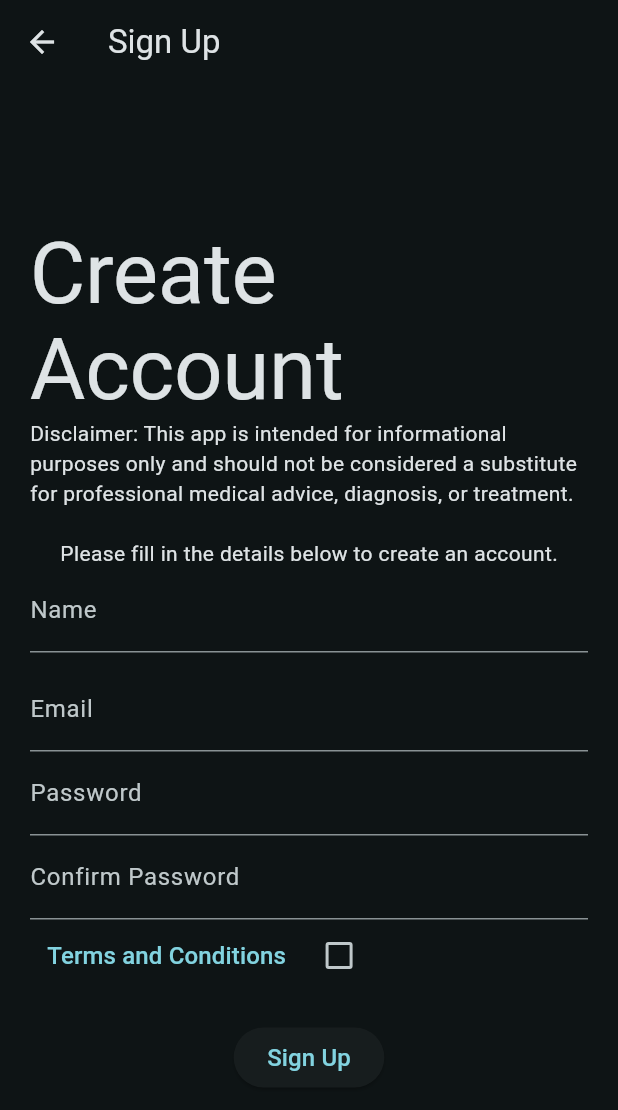
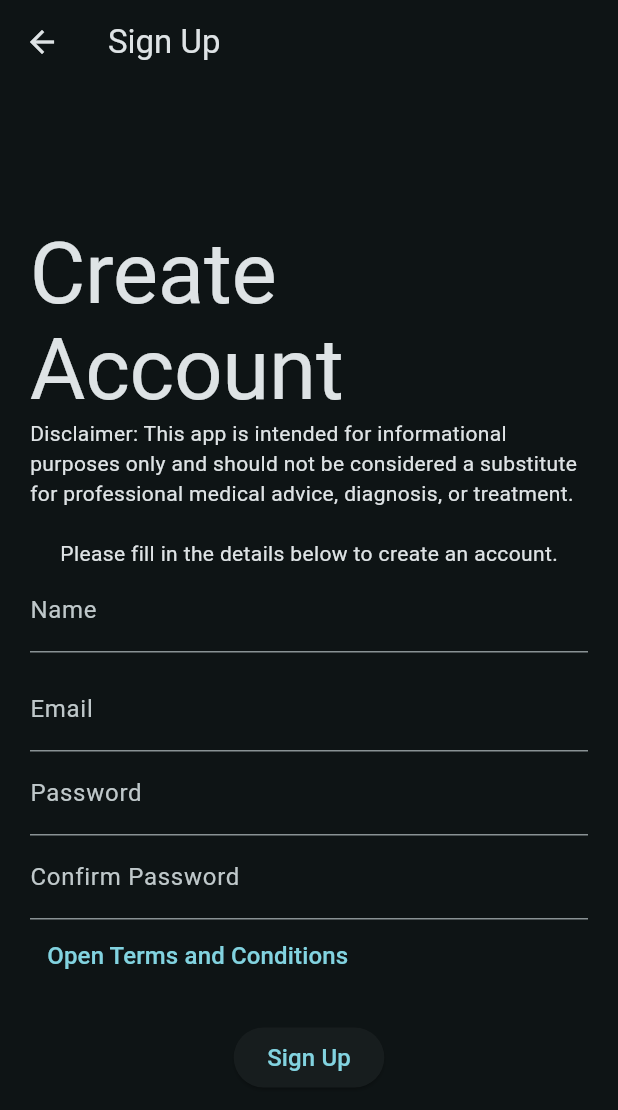
Before and after one commit to DanielDicksonDillimono/bodytherapy, a Flutter app: the SignUpPage screen opened by its route, on a phone screen of 412 x 824 dp. Shown: the top 1110 px of the screen. Run offline on Flutter 3.47's test engine with Material 3 defaults, Android fonts, the phone set to English and light mode, and no system bars; our stand-ins replace cloud_firestore, dio, firebase_ai, firebase_auth, firebase_core, go_router; missing offline and left inert: flutter_pdfview; accounts and stored records are empty; generated files the repository leaves out were written again.

Commit message:
removed some text related to Diagnosis. Since this is not a professional medical platform, we should refrain from using medical terms.

```diff
--- a/flutter_launcher_icons.yaml
+++ b/flutter_launcher_icons.yaml
@@ -2,9 +2,9 @@
 flutter_launcher_icons:
   image_path: "assets/icon/icon.png"
 
-  android: "launcher_icon"
-  image_path_android: "assets/icon/icon.png"
-  min_sdk_android: 21 # android min sdk min:16, default 21
+  #android: "launcher_icon"
+  #image_path_android: "assets/icon/icon.png"
+  #min_sdk_android: 21 # android min sdk min:16, default 21
   # adaptive_icon_background: "assets/icon/background.png"
   # adaptive_icon_foreground: "assets/icon/foreground.png"
   # adaptive_icon_foreground_inset: 16
--- a/lib/data/services/link_launcher.dart
+++ b/lib/data/services/link_launcher.dart
@@ -11,8 +11,7 @@ class LinkLauncher {
         throw 'Could not launch $url';
       }
     } catch (e) {
-      // Handle the error, e.g., show a dialog or a snackbar
-      print('Error launching URL: $e');
+      throw 'Could not launch $url';
     }
   }
 }
--- a/lib/ui/core/localization/applocalization.dart
+++ b/lib/ui/core/localization/applocalization.dart
@@ -37,7 +37,7 @@ class AppLocalization {
     'sign_up_failed': 'Sign Up Failed',
     'create_report': 'Create Report',
     'accept_terms': 'Please accept the terms and conditions',
-    'terms_conditions': 'Terms and Conditions',
+    'terms_conditions': 'Open Terms and Conditions',
     'i_accept': 'I Accept',
   };
 
--- a/lib/ui/main_pages/reports/widgets/report_creation_page.dart
+++ b/lib/ui/main_pages/reports/widgets/report_creation_page.dart
@@ -203,7 +203,7 @@ class ReportCreationPage extends StatelessWidget {
                                     onPressed: () => reportCreationViewmodel
                                         .previewReport(context),
                                     child: Text(
-                                      'Get Diagnosis',
+                                      'Get Interpretation',
                                       style:
                                           Theme.of(context).textTheme.bodyLarge,
                                     ),
--- a/lib/ui/main_pages/reports/widgets/report_datails_page.dart
+++ b/lib/ui/main_pages/reports/widgets/report_datails_page.dart
@@ -63,7 +63,7 @@ class ReportDatailsPage extends StatelessWidget {
                         SizedBox(
                             height: Dimens.of(context).paddingScreenVertical),
                         Text(
-                          report.diagnosis ?? 'No diagnosis available',
+                          report.diagnosis ?? 'No Interpretation available',
                           style: Theme.of(context).textTheme.bodyLarge,
                           textAlign: TextAlign.justify,
                         ),
--- a/lib/ui/sub_pages/login_signup/widgets/login_page.dart
+++ b/lib/ui/sub_pages/login_signup/widgets/login_page.dart
@@ -52,6 +52,7 @@ class LoginPage extends StatelessWidget {
                                   icon: Icon(Icons.email),
                                 ),
                                 keyboardType: TextInputType.emailAddress,
+                                autofillHints: [AutofillHints.email],
                                 validator: (value) =>
                                     value == null || value.isEmpty
                                         ? AppLocalization.of(context)
--- a/lib/ui/sub_pages/login_signup/widgets/sign_up_page.dart
+++ b/lib/ui/sub_pages/login_signup/widgets/sign_up_page.dart
@@ -69,6 +69,7 @@ class SignUpPage extends StatelessWidget {
                                       labelText:
                                           AppLocalization.of(context).email),
                                   keyboardType: TextInputType.emailAddress,
+                                  autofillHints: [AutofillHints.email],
                                   validator: (value) =>
                                       value == null || value.isEmpty
                                           ? AppLocalization.of(context)
@@ -106,12 +107,12 @@ class SignUpPage extends StatelessWidget {
                                           .openTermsAndConditions(context),
                                       child: Text(AppLocalization.of(context)
                                           .termsConditions)),
-                                  Checkbox(
-                                      value: signUpViewModel.termsAccepted,
-                                      onChanged: (value) {
-                                        signUpViewModel
-                                            .setTermsAccepted(value!);
-                                      })
+                                  // Checkbox(
+                                  //     value: signUpViewModel.termsAccepted,
+                                  //     onChanged: (value) {
+                                  //       signUpViewModel
+                                  //           .setTermsAccepted(value!);
+                                  //     })
                                 ],
                               ),
                               SizedBox(height: 20),
```
Also changed, not shown: lib/ui/main_pages/reports/widgets/diagnosis_previewer.dart (+3 -4 lines), lib/ui/sub_pages/exercise/widgets/exercise_page.dart (+10 -9 lines).
